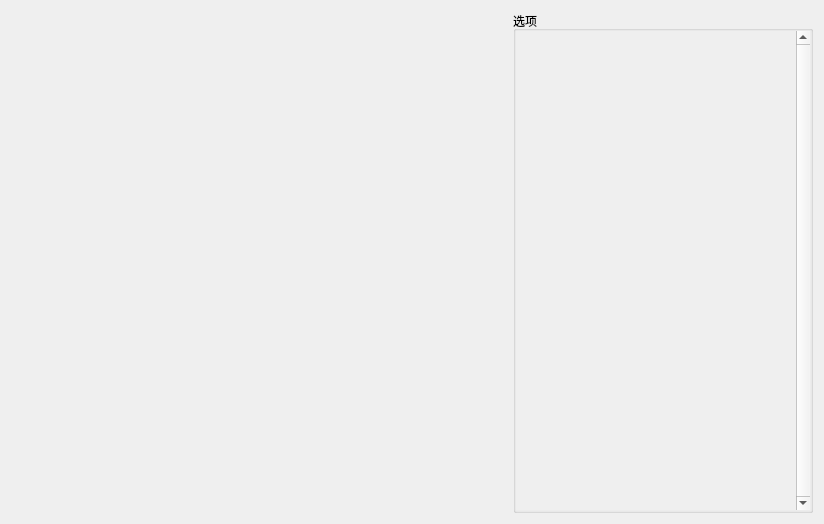
The window that src/UI/mainwidget.ui (Yuanzidan081/SRendererLab) describes before a commit, drawn with Qt 5.
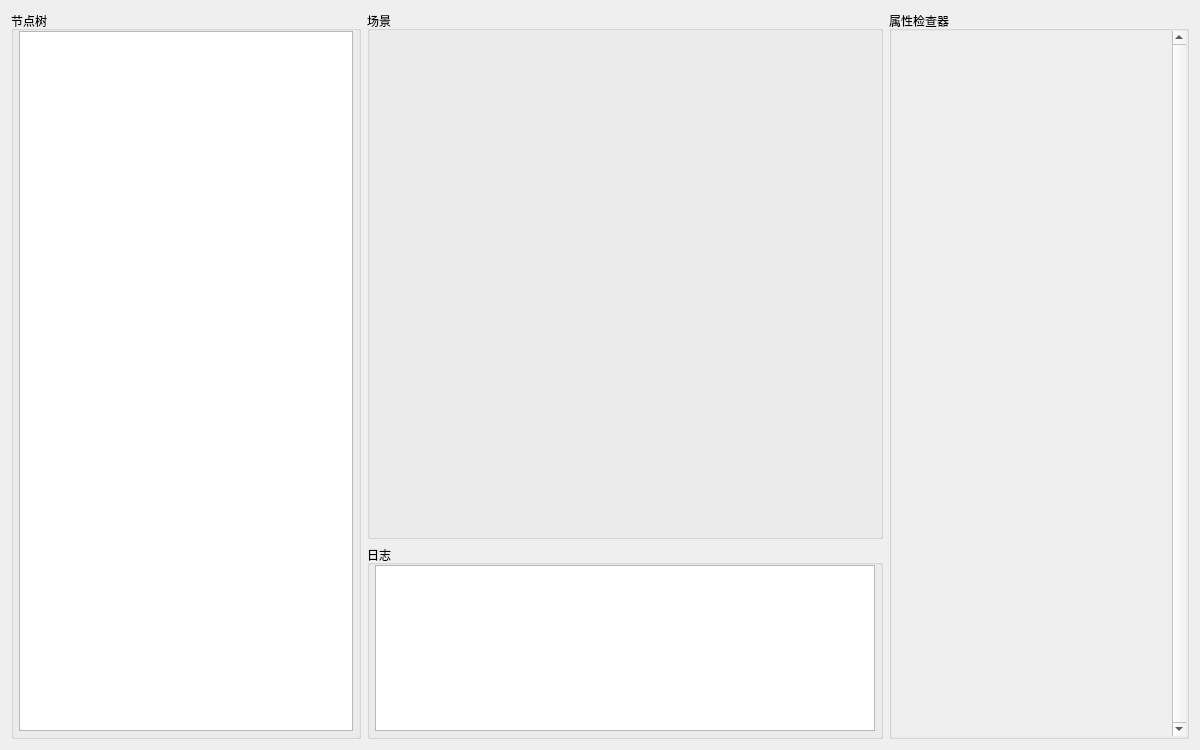
The same window after the commit. Custom widgets are drawn as their Qt base class.

The edit to the form file:
```diff
--- a/src/UI/mainwidget.ui
+++ b/src/UI/mainwidget.ui
@@ -6,22 +6,121 @@
    <rect>
     <x>0</x>
     <y>0</y>
-    <width>824</width>
-    <height>524</height>
+    <width>1200</width>
+    <height>750</height>
    </rect>
   </property>
   <property name="windowTitle">
    <string>Form</string>
   </property>
-  <layout class="QGridLayout" name="gridLayout">
-   <item row="0" column="0">
-    <layout class="QHBoxLayout" name="imageLayout">
+  <layout class="QHBoxLayout" name="horizontalLayout_3">
+   <item>
+    <layout class="QVBoxLayout" name="verticalLayout_4">
+     <item>
+      <widget class="QGroupBox" name="groupBox_2">
+       <property name="title">
+        <string>节点树</string>
+       </property>
+       <layout class="QHBoxLayout" name="horizontalLayout_4">
+        <property name="spacing">
+         <number>0</number>
+        </property>
+        <property name="leftMargin">
+         <number>5</number>
+        </property>
+        <property name="topMargin">
+         <number>0</number>
+        </property>
+        <property name="rightMargin">
+         <number>5</number>
+        </property>
+        <property name="bottomMargin">
+         <number>5</number>
+        </property>
+        <item>
+         <widget class="QListView" name="listView"/>
+        </item>
+       </layout>
+      </widget>
+     </item>
+    </layout>
+   </item>
+   <item>
+    <layout class="QVBoxLayout" name="verticalLayout_3">
+     <item>
+      <widget class="QGroupBox" name="groupBox_4">
+       <property name="title">
+        <string>场景</string>
+       </property>
+       <layout class="QHBoxLayout" name="horizontalLayout">
+        <property name="spacing">
+         <number>0</number>
+        </property>
+        <property name="leftMargin">
+         <number>5</number>
+        </property>
+        <property name="topMargin">
+         <number>0</number>
+        </property>
+        <property name="rightMargin">
+         <number>5</number>
+        </property>
+        <property name="bottomMargin">
+         <number>5</number>
+        </property>
+        <item>
+         <widget class="ImageWidget" name="imageWidget" native="true">
+          <property name="enabled">
+           <bool>true</bool>
+          </property>
+          <property name="minimumSize">
+           <size>
+            <width>500</width>
+            <height>500</height>
+           </size>
+          </property>
+         </widget>
+        </item>
+       </layout>
+      </widget>
+     </item>
+     <item>
+      <widget class="QGroupBox" name="groupBox_3">
+       <property name="title">
+        <string>日志</string>
+       </property>
+       <layout class="QHBoxLayout" name="horizontalLayout_2">
+        <property name="spacing">
+         <number>0</number>
+        </property>
+        <property name="leftMargin">
+         <number>5</number>
+        </property>
+        <property name="topMargin">
+         <number>0</number>
+        </property>
+        <property name="rightMargin">
+         <number>5</number>
+        </property>
+        <property name="bottomMargin">
+         <number>5</number>
+        </property>
+        <item>
+         <widget class="QTextEdit" name="textEdit"/>
+        </item>
+       </layout>
+      </widget>
+     </item>
+    </layout>
+   </item>
+   <item>
+    <layout class="QHBoxLayout" name="horizontalLayout_5">
      <property name="spacing">
       <number>0</number>
      </property>
-     <item>
-      <widget class="ImageWidget" name="imageWidget" native="true"/>
-     </item>
+     <property name="leftMargin">
+      <number>0</number>
+     </property>
      <item>
       <widget class="QGroupBox" name="groupBox">
        <property name="maximumSize">
@@ -31,7 +130,7 @@
         </size>
        </property>
        <property name="title">
-        <string>选项</string>
+        <string>属性检查器</string>
        </property>
        <layout class="QVBoxLayout" name="verticalLayout_2">
         <property name="spacing">
@@ -50,7 +149,13 @@
          <number>0</number>
         </property>
         <item>
-         <widget class="QScrollArea" name="scrollArea">
+         <widget class="QScrollArea" name="InspectorArea">
+          <property name="minimumSize">
+           <size>
+            <width>200</width>
+            <height>0</height>
+           </size>
+          </property>
           <property name="frameShape">
            <enum>QFrame::NoFrame</enum>
           </property>
@@ -69,7 +174,7 @@
              <x>0</x>
              <y>0</y>
              <width>277</width>
-             <height>483</height>
+             <height>709</height>
             </rect>
            </property>
            <layout class="QVBoxLayout" name="verticalLayout"/>
```
Left out of the diff: 2 changed lines with no effect on the pictures.
